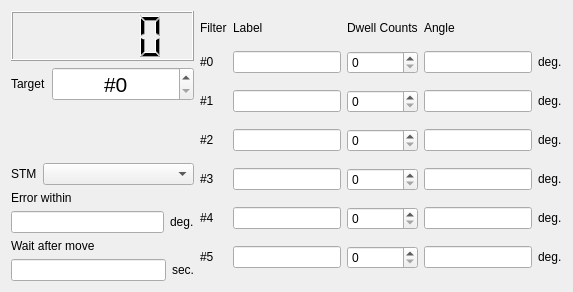
Above: modules/optics/core/filterwheelform.ui from northriv/KAME before the change. Below: the same form after it.
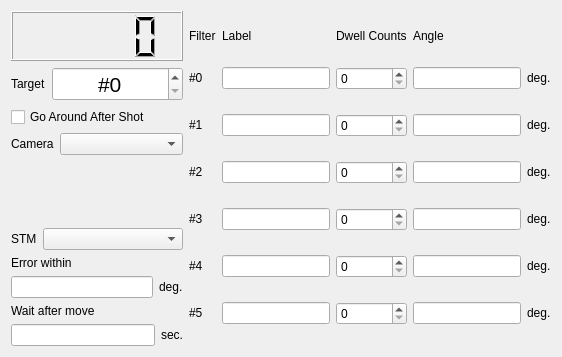
That is the form after the change.

Diff of the .ui file:
```diff
--- a/modules/optics/core/filterwheelform.ui
+++ b/modules/optics/core/filterwheelform.ui
@@ -6,15 +6,15 @@
    <rect>
     <x>0</x>
     <y>0</y>
-    <width>573</width>
-    <height>292</height>
+    <width>562</width>
+    <height>357</height>
    </rect>
   </property>
   <property name="windowTitle">
    <string>Network Analyzer Control</string>
   </property>
   <widget class="QWidget" name="widget">
-   <layout class="QHBoxLayout" name="horizontalLayout_6">
+   <layout class="QHBoxLayout" name="horizontalLayout_7">
     <item>
      <layout class="QVBoxLayout" name="verticalLayout_3">
       <item>
@@ -83,6 +83,42 @@
         </item>
        </layout>
       </item>
+      <item>
+       <widget class="QCheckBox" name="m_ckbGoAround">
+        <property name="sizePolicy">
+         <sizepolicy hsizetype="Fixed" vsizetype="Fixed">
+          <horstretch>0</horstretch>
+          <verstretch>0</verstretch>
+         </sizepolicy>
+        </property>
+        <property name="text">
+         <string>Go Around After Shot</string>
+        </property>
+       </widget>
+      </item>
+      <item>
+       <layout class="QHBoxLayout" name="horizontalLayout_6">
+        <item>
+         <widget class="QLabel" name="textLabel1_2_5_3_6">
+          <property name="sizePolicy">
+           <sizepolicy hsizetype="Fixed" vsizetype="Preferred">
+            <horstretch>0</horstretch>
+            <verstretch>0</verstretch>
+           </sizepolicy>
+          </property>
+          <property name="text">
+           <string>Camera</string>
+          </property>
+          <property name="wordWrap">
+           <bool>false</bool>
+          </property>
+         </widget>
+        </item>
+        <item>
+         <widget class="QComboBox" name="m_cmbCamera"/>
+        </item>
+       </layout>
+      </item>
       <item>
        <spacer name="verticalSpacer">
         <property name="orientation">
```
